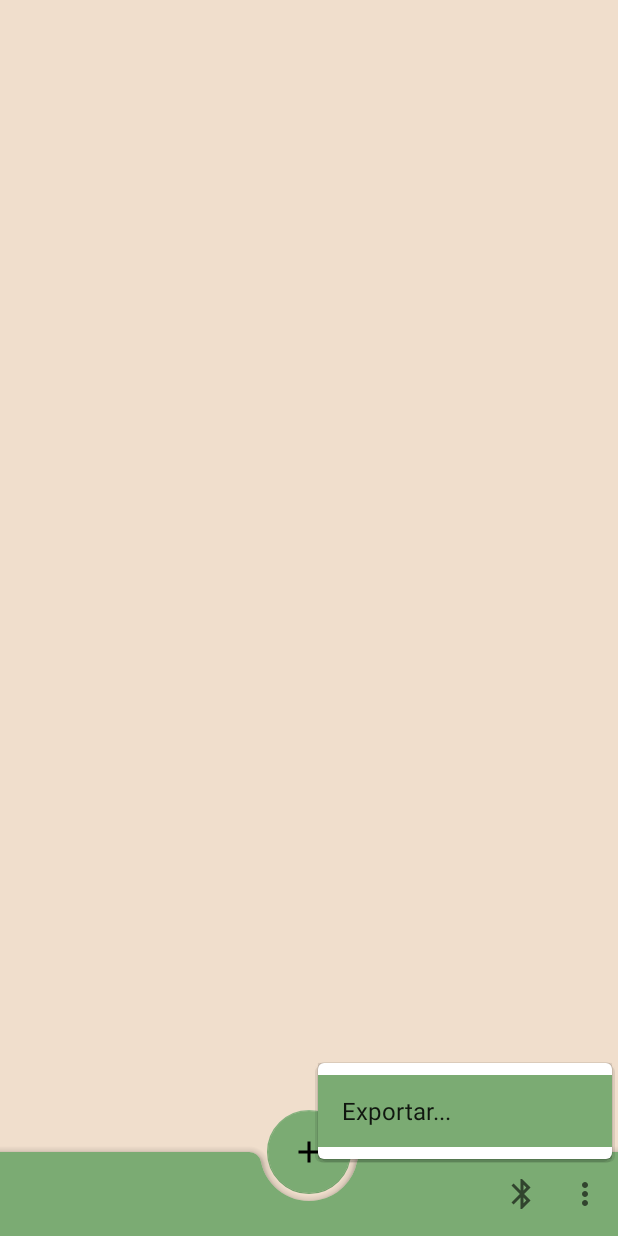
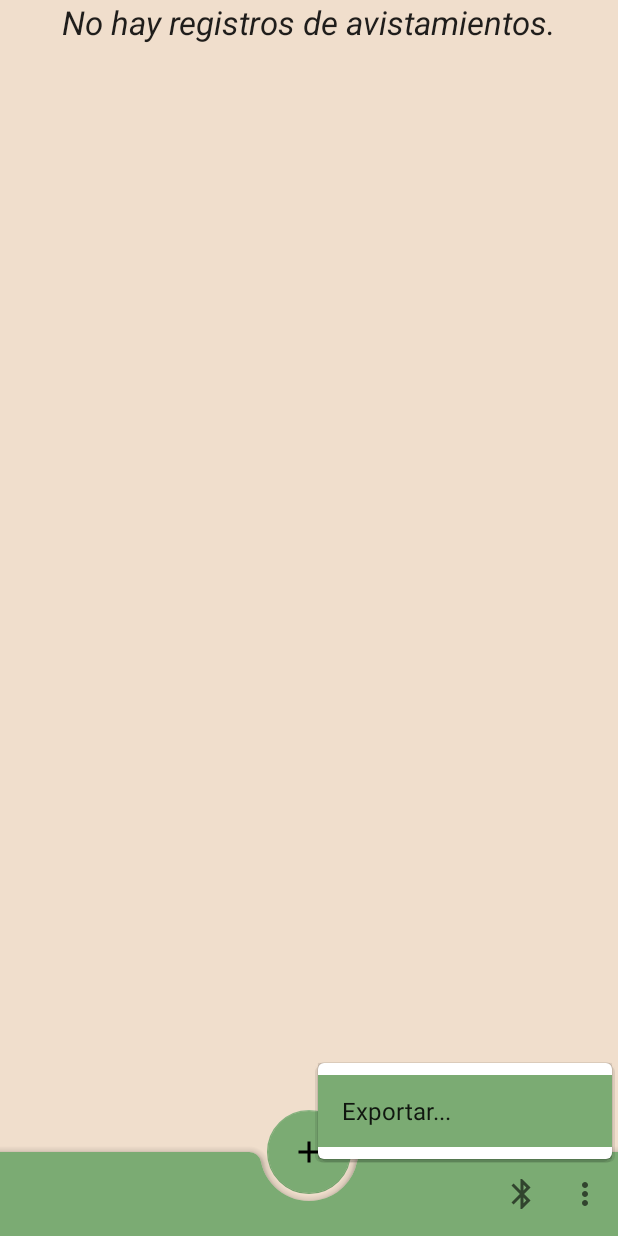
Before and after one commit to lamasumas/Geofauna, an Android app: the screen it shows after launch (MainActivity), with the options menu open, on a phone screen of 412 x 824 dp. Run offline under Robolectric (Android 15) with nearby library versions, the light colour scheme and no system bars; our stand-ins replace Room's generated code, RxJava; libraries missing offline, so code that uses them is left out: com.jakewharton.rxbinding2; 3 statements that could not run were skipped.

Commit message:
Added a delete all button

```diff
--- a/Kotlin/MyApplication/app/src/main/java/com/example/myapplication/fragments/DatabaseViewFragment.kt
+++ b/Kotlin/MyApplication/app/src/main/java/com/example/myapplication/fragments/DatabaseViewFragment.kt
@@ -1,5 +1,6 @@
 package com.example.myapplication.fragments
 
+import android.app.AlertDialog
 import android.os.Bundle
 import android.view.LayoutInflater
 import android.view.View
@@ -11,6 +12,7 @@ import com.example.myapplication.R
 import com.example.myapplication.fragments.abstracts.AbstractDatabaseFragment
 import com.example.myapplication.room.database_recyclerview.DatabaseRvAdapter
 import com.example.myapplication.room.DatabaseRepository
+import com.jakewharton.rxbinding2.view.clicks
 import io.reactivex.Observable
 import io.reactivex.android.schedulers.AndroidSchedulers
 import io.reactivex.schedulers.Schedulers
@@ -18,7 +20,8 @@ import io.reactivex.schedulers.Schedulers
 
 class DatabaseViewFragment : AbstractDatabaseFragment() {
 
-    var recyclerView: RecyclerView? = null
+    lateinit var recyclerView: RecyclerView
+
     override fun onCreateView(inflater: LayoutInflater, container: ViewGroup?,
                               savedInstanceState: Bundle?): View? {
         // Inflate the layout for this fragment
@@ -27,18 +30,20 @@ class DatabaseViewFragment : AbstractDatabaseFragment() {
 
     override fun onViewCreated(view: View, savedInstanceState: Bundle?) {
         super.onViewCreated(view, savedInstanceState)
-        val viewManager = LinearLayoutManager(view.context);
 
-        recyclerView = view.findViewById<RecyclerView>(R.id.rvDatabase).apply {
-            setHasFixedSize(true)
-            layoutManager = viewManager
-            disposables.add(Observable.just(DatabaseRepository(view.context)).observeOn(Schedulers.io())
-                    .flatMap { it.retrieveSightseeing() }
-                    .observeOn(AndroidSchedulers.mainThread()).subscribe {
-                        adapter = DatabaseRvAdapter(it, disposables)
-                        visibility = View.VISIBLE
-                        view.findViewById<ProgressBar>(R.id.databaseMiddleware).visibility = View.GONE
-                    })
+        recyclerView = view.findViewById<RecyclerView>(R.id.rvDatabase)
+        setDatabaseRecyclerView(recyclerView, view)
+        view.findViewById<Button>(R.id.btnDeleteAll).clicks().subscribe {
+            AlertDialog.Builder(view.context).setMessage(R.string.dangerMessage)
+                    .setTitle(R.string.dangerTitle)
+                    .setNegativeButton(R.string.btnCancel) { dialog, id -> dialog.dismiss() }
+                    .setPositiveButton(R.string.btnDeleteAll) { dialog, id ->
+                        DatabaseRepository(view.context).cleanDatabase()
+                        resetIndicators(view)
+                        view.findViewById<TextView>(R.id.tvEmptyDatabase).visibility = View.VISIBLE
+
+                    }
+                    .create().show()
         }
 
 
@@ -48,4 +53,37 @@ class DatabaseViewFragment : AbstractDatabaseFragment() {
         super.onDestroy()
         recyclerView?.adapter = null
     }
+
+    private fun setDatabaseRecyclerView(theRecyclerView: RecyclerView, view: View) {
+        resetIndicators(view)
+        val viewManager = LinearLayoutManager(view.context);
+        theRecyclerView.apply {
+            setHasFixedSize(true)
+            layoutManager = viewManager
+            disposables.add(Observable.just(DatabaseRepository(view.context)).observeOn(Schedulers.io())
+                    .flatMap {
+                        view.findViewById<ProgressBar>(R.id.databaseMiddleware).visibility = View.VISIBLE
+                        it.retrieveSightseeing()
+                    }
+                    .observeOn(AndroidSchedulers.mainThread()).subscribe {
+                        view.findViewById<ProgressBar>(R.id.databaseMiddleware).visibility = View.GONE
+                        if (it.isNotEmpty()) {
+                            adapter = DatabaseRvAdapter(it, disposables)
+                            visibility = View.VISIBLE
+                            view.findViewById<Button>(R.id.btnDeleteAll).visibility = View.VISIBLE
+                        } else {
+
+                            view.findViewById<TextView>(R.id.tvEmptyDatabase).visibility = View.VISIBLE
+                        }
+                    })
+        }
+
+    }
+
+    private fun resetIndicators(view: View) {
+        view.findViewById<RecyclerView>(R.id.rvDatabase).visibility = View.GONE
+        view.findViewById<Button>(R.id.btnDeleteAll).visibility = View.GONE
+        view.findViewById<TextView>(R.id.tvEmptyDatabase).visibility = View.GONE
+        view.findViewById<ProgressBar>(R.id.databaseMiddleware).visibility = View.GONE
+    }
 }
--- a/Kotlin/MyApplication/app/src/main/java/com/example/myapplication/room/DatabaseRepository.kt
+++ b/Kotlin/MyApplication/app/src/main/java/com/example/myapplication/room/DatabaseRepository.kt
@@ -56,4 +56,10 @@ class DatabaseRepository(context: Context) {
         }
     }
 
+    fun cleanDatabase() {
+        Observable.just(db).observeOn(Schedulers.io()).subscribeOn(Schedulers.io()).subscribe {
+            it.clearAllTables()
+        }
+    }
+
 }
--- a/Kotlin/MyApplication/app/src/main/res/layout/fragment_database_view.xml
+++ b/Kotlin/MyApplication/app/src/main/res/layout/fragment_database_view.xml
@@ -1,5 +1,6 @@
 <?xml version="1.0" encoding="utf-8"?>
 <FrameLayout xmlns:android="http://schemas.android.com/apk/res/android"
+    xmlns:app="http://schemas.android.com/apk/res-auto"
     xmlns:tools="http://schemas.android.com/tools"
     android:layout_width="match_parent"
     android:layout_height="match_parent"
@@ -9,8 +10,33 @@
     <LinearLayout
         android:layout_width="match_parent"
         android:layout_height="match_parent"
-        android:orientation="vertical">
+        android:orientation="vertical"
+        android:gravity="center">
 
+        <TextView
+            android:id="@+id/tvEmptyDatabase"
+            android:layout_width="wrap_content"
+            android:layout_height="wrap_content"
+            android:text="@string/tvEmptyDatabase"
+            android:textAppearance="@style/TextAppearance.AppCompat.Large"
+            android:textStyle="italic"
+            android:visibility="gone"/>
+        <com.google.android.material.button.MaterialButton
+            android:id="@+id/btnDeleteAll"
+            android:layout_margin="10dp"
+            style="@style/Widget.AppCompat.Button.Borderless"
+            android:layout_width="wrap_content"
+            android:layout_height="wrap_content"
+            android:visibility="gone"
+            android:layout_marginHorizontal="10dp"
+            android:insetTop="0dp"
+            android:insetBottom="0dp"
+            android:text="@string/btnDeleteAll"
+            android:textColor="@color/colorQuintoPaleta"
+            app:backgroundTint="@android:color/transparent"
+            app:cornerRadius="100dp"
+            app:strokeColor="@color/colorQuintoPaleta"
+            app:strokeWidth="1dp" />
         <ProgressBar
             android:id="@+id/databaseMiddleware"
             style="?android:attr/progressBarStyle"
--- a/Kotlin/MyApplication/app/src/main/res/values/strings.xml
+++ b/Kotlin/MyApplication/app/src/main/res/values/strings.xml
@@ -65,6 +65,11 @@
     <string name="btnOptional">Opcional</string>
     <string name="wrongInputMessage">Has dejado algún campo obligatorio sin rellenar</string>
     <string name="wrongInputTitulo">Faltan Datos</string>
+    <string name="btnDeleteAll">Limpiar base de datos</string>
+    <string name="dangerTitle">Peligro</string>
+    <string name="dangerMessage">¿Estás seguro de borrar la base de datos? Una vez hecho no habrá vuelta atras.</string>
+    <string name="btnCancel">Cancelar</string>
+    <string name="tvEmptyDatabase">No hay registros de avistamientos.</string>
 
     <!-- TODO: Remove or change this placeholder text -->
     <string name="hello_blank_fragment">Hello blank fragment</string>
```
Also changed, not shown: 1 other file.
